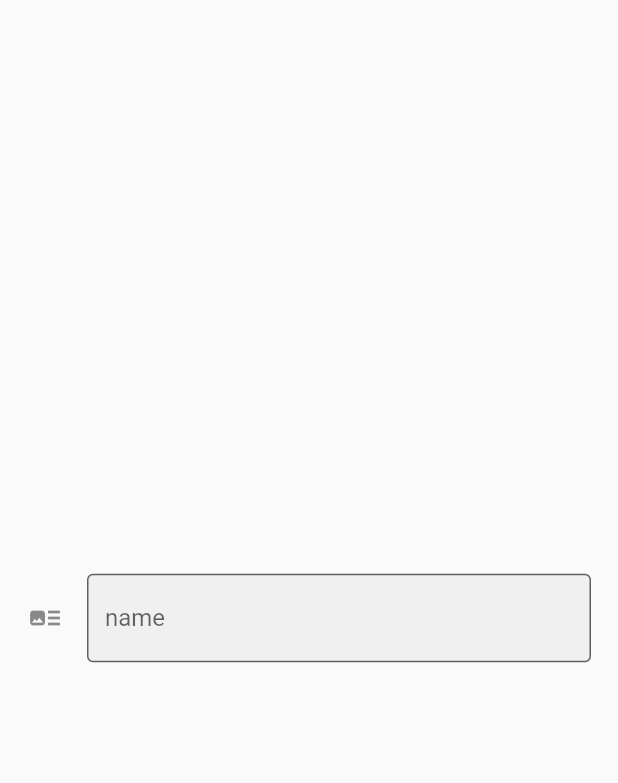
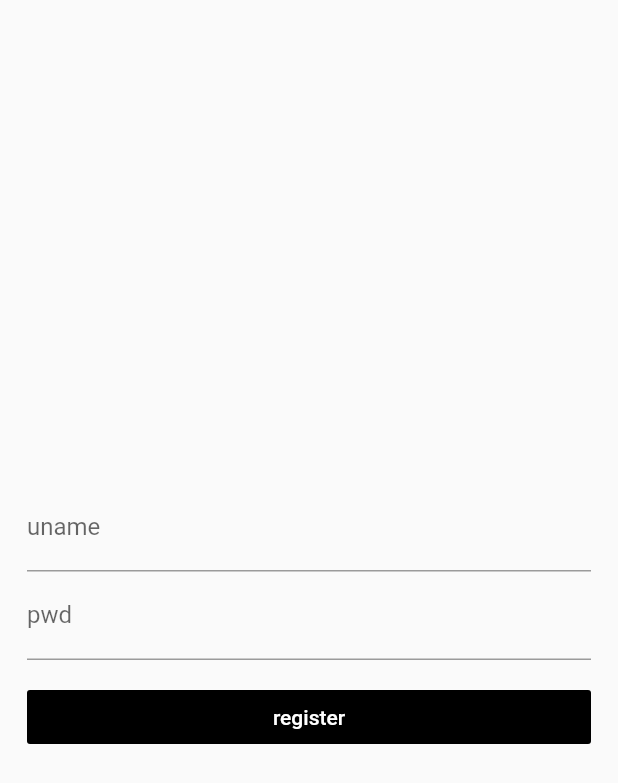
Before and after one commit to persilee/flutter_pro, a Flutter app: the screen it shows after launch, on a phone screen of 412 x 824 dp. Shown: the top 783 px of the screen. Run offline on Flutter 3.47's test engine with Material 2 defaults, Android fonts, the phone set to English and light mode, and no system bars.

Commit message:
add form widget

```diff
--- a/lib/demo/forms_demo.dart
+++ b/lib/demo/forms_demo.dart
@@ -13,10 +13,63 @@ class FormsDemo extends StatelessWidget {
           child: Column(
             mainAxisAlignment: MainAxisAlignment.center,
             children: <Widget>[
-              TextFeildDemo(),
+              RegisterForm(),
             ],
           ),
         ),
+      ),
+    );
+  }
+}
+
+class RegisterForm extends StatefulWidget {
+  _RegisterFormState createState() => _RegisterFormState();
+}
+
+class _RegisterFormState extends State<RegisterForm> {
+  final registerFormKey = GlobalKey<FormState>();
+  String uname, pwd;
+
+  void submitRegisterForm () {
+    registerFormKey.currentState.save();
+    debugPrint('uname: ${ uname }');
+    debugPrint('pwd: ${ pwd }');
+  }
+
+  @override
+  Widget build(BuildContext context) {
+    return Form(
+      key: registerFormKey,
+      child: Column(
+        children: <Widget>[
+          TextFormField(
+            decoration: InputDecoration(
+              labelText: 'uname',
+            ),
+            onSaved: (value) {
+              uname = value;
+            },
+          ),
+          TextFormField(
+            obscureText: true,
+            decoration: InputDecoration(
+              labelText: 'pwd',
+            ),
+            onSaved: (value) {
+              pwd = value;
+            },
+          ),
+          SizedBox(height: 14.0,),
+          Container(
+            width: double.infinity,
+            child: RaisedButton(
+              color: Theme.of(context).primaryColor,
+              child: Text('register', style: TextStyle(color: Colors.white,),),
+              elevation: 0.0,
+              onPressed: submitRegisterForm,
+            ),
+          ),
+        ],
       ),
     );
   }
```
